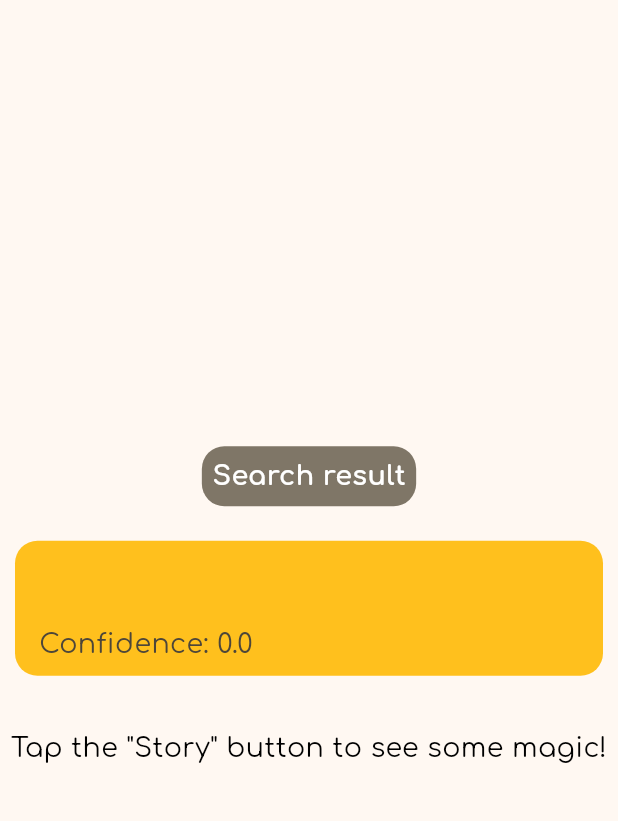
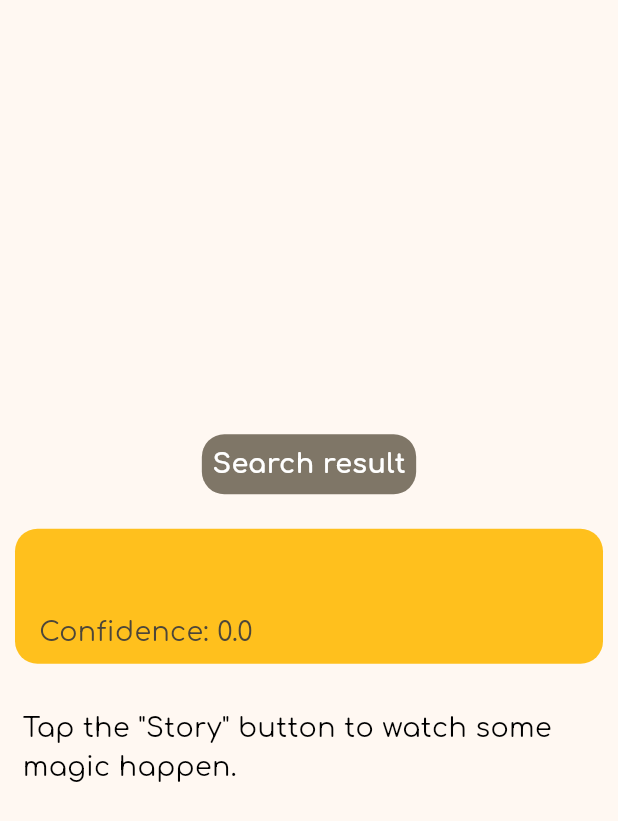
Before and after one commit to nabilbndev/edunimal, a Flutter app: the SearchResult widget shown alone on an empty page, opened directly with empty values, on a phone screen of 412 x 824 dp. Shown: the top 821 px of the screen. Run offline on Flutter 3.47's test engine with Material 2 defaults, Android fonts, the light colour scheme and no system bars; our stand-ins replace dio, firebase_auth, firebase_core, flutter_tts, google_fonts, google_sign_in and 1 more; accounts and stored records are empty.

Commit message:
Made minor changes

```diff
--- a/lib/components/upload_image/search_result_tile.dart
+++ b/lib/components/upload_image/search_result_tile.dart
@@ -14,7 +14,8 @@ class SearchResult extends StatelessWidget {
 
   @override
   Widget build(BuildContext context) {
-    return Column(
+    return Center(
+      child: Column(
         mainAxisAlignment: MainAxisAlignment.center,
         children: [
           Padding(
@@ -28,8 +29,8 @@ class SearchResult extends StatelessWidget {
                 ),
                 child: const Text(
                   "Search result",
-                style:
-                    TextStyle(color: Colors.white, fontWeight: FontWeight.w700),
+                  style: TextStyle(
+                      color: Colors.white, fontWeight: FontWeight.w700),
                 ),
               )
             ]),
@@ -52,13 +53,16 @@ class SearchResult extends StatelessWidget {
             height: 20,
           ),
           const Padding(
-          padding: EdgeInsets.all(5.0),
-          child: Text("Tap the \"Story\" button to see some magic!"),
+            padding: EdgeInsets.symmetric(
+              horizontal: 15,
+            ),
+            child: Text("Tap the \"Story\" button to watch some magic happen."),
           ),
           const SizedBox(
             height: 20,
           ),
         ],
+      ),
     );
   }
 }
```
Also changed, not shown: lib/components/upload_image/story_dialog_box.dart (+22 -6 lines). Lines whose indentation alone changed are shown as unchanged.
